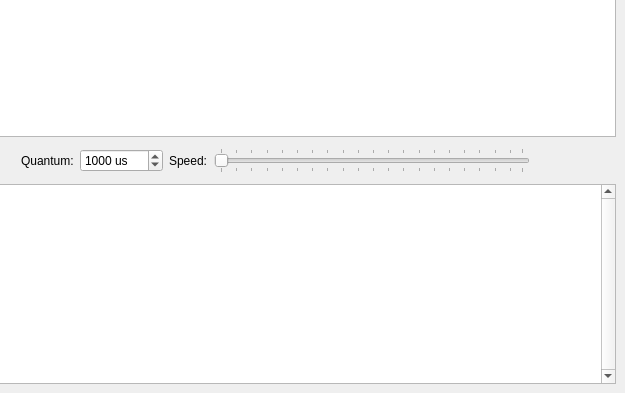
First picture: the form in dfssd/gui/widget.ui, repository Lesterpig/dfss, before the edit; both pictures show x 126 to 751 and y 202 to 595 of the 751 by 595 pixel window.
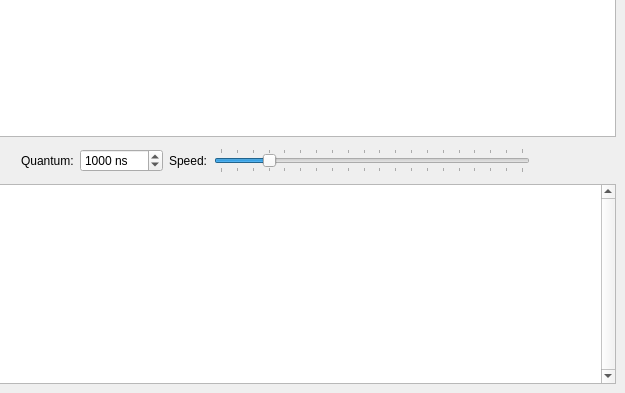
Second picture: the form after the edit.

The edit to the form file:
```diff
--- a/dfssd/gui/widget.ui
+++ b/dfssd/gui/widget.ui
@@ -143,7 +143,7 @@
           <enum>Qt::TabFocus</enum>
          </property>
          <property name="suffix">
-          <string> us</string>
+          <string> ns</string>
          </property>
          <property name="minimum">
           <number>1</number>
@@ -183,6 +183,18 @@
          <property name="focusPolicy">
           <enum>Qt::TabFocus</enum>
          </property>
+         <property name="minimum">
+          <number>1</number>
+         </property>
+         <property name="maximum">
+          <number>20</number>
+         </property>
+         <property name="pageStep">
+          <number>2</number>
+         </property>
+         <property name="value">
+          <number>4</number>
+         </property>
          <property name="orientation">
           <enum>Qt::Horizontal</enum>
          </property>
@@ -190,7 +202,7 @@
           <enum>QSlider::TicksBothSides</enum>
          </property>
          <property name="tickInterval">
-          <number>5</number>
+          <number>1</number>
          </property>
         </widget>
        </item>
```
Left out of the diff: 5 changed lines with no effect on the pictures.
